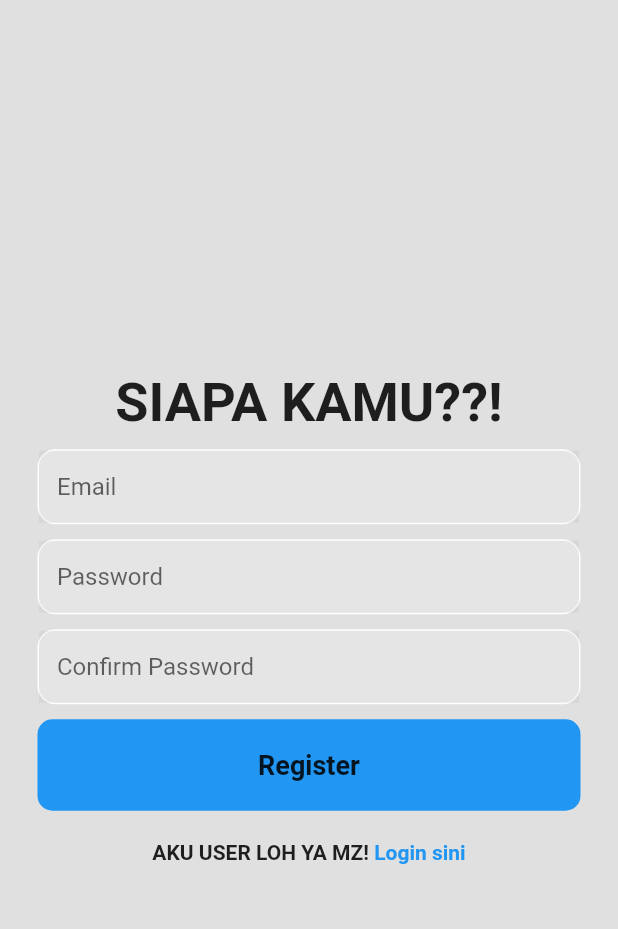
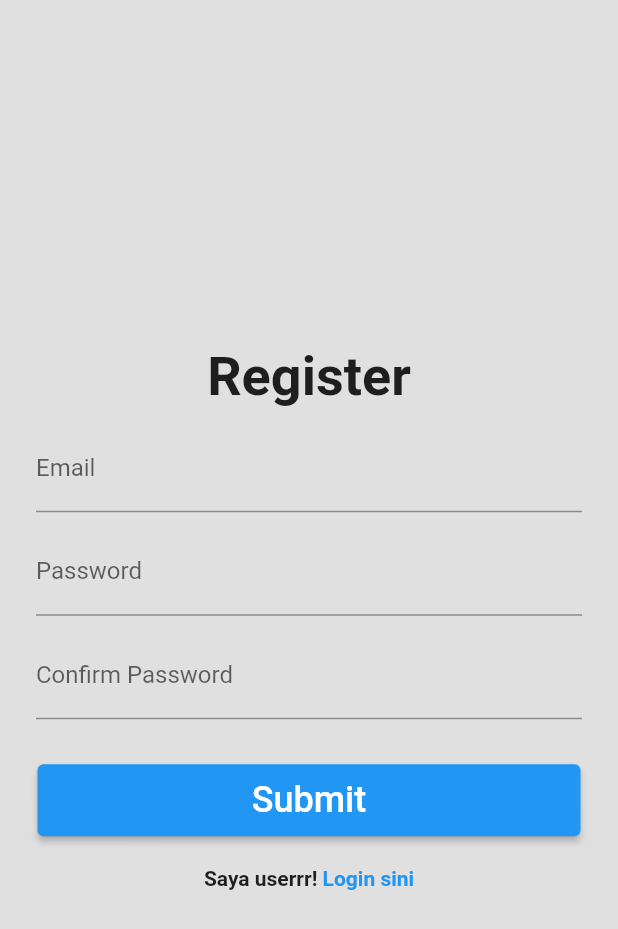
Before and after one commit to raihanadf/dart-intro, a Flutter app: the screen it shows after launch, after a tap on "Register sekarang", on a phone screen of 412 x 824 dp. Shown: the top 929 px of the screen. Run offline on Flutter 3.47's test engine with Material 2 defaults, Android fonts, the phone set to English and light mode, and no system bars; our stand-ins replace firebase_auth, firebase_core, geocoding, geolocator; missing offline and left inert: android_intent_plus; accounts and stored records are empty; network calls fail.

Commit message:
refactor: presentasi-friendly wwkwk

```diff
--- a/lib/auth/main_page.dart
+++ b/lib/auth/main_page.dart
@@ -2,7 +2,6 @@ import 'package:firebase_auth/firebase_auth.dart';
 import 'package:flutter/material.dart';
 import 'package:ongghuen/auth/auth_page.dart';
 import 'package:ongghuen/pages/home_page.dart';
-import 'package:ongghuen/pages/login_page.dart';
 
 void main(List<String> args) {
   runApp(const MainPage());
--- a/lib/pages/login_page.dart
+++ b/lib/pages/login_page.dart
@@ -49,7 +49,7 @@ class _LoginPageState extends State<LoginPage> {
               mainAxisAlignment: MainAxisAlignment.center,
               children: [
                 const Text(
-                  "Ongghuen??!",
+                  "TSA: End Game",
                   style: TextStyle(fontWeight: FontWeight.bold, fontSize: 36),
                 ),
 
@@ -58,7 +58,7 @@ class _LoginPageState extends State<LoginPage> {
                   height: 10,
                 ),
                 const Text(
-                  "Selamat datang, ngabs!",
+                  "Selamat datang!",
                   style: TextStyle(fontSize: 20),
                 ),
 
@@ -69,18 +69,12 @@ class _LoginPageState extends State<LoginPage> {
 
                 // ini input text atau form
                 Padding(
-                  padding: const EdgeInsets.symmetric(horizontal: 25),
-                  child: Container(
-                    decoration: BoxDecoration(
-                        color: Colors.grey[200],
-                        border: Border.all(color: Colors.white),
-                        borderRadius: BorderRadius.circular(12)),
+                  padding: const EdgeInsets.symmetric(horizontal: 24.0),
                   child: TextField(
                     controller: _emailController,
                     decoration: const InputDecoration(
-                          border: InputBorder.none,
-                          hintText: 'Email',
-                          filled: true),
+                      border: UnderlineInputBorder(),
+                      labelText: 'Email Anda',
                     ),
                   ),
                 ),
@@ -91,19 +85,13 @@ class _LoginPageState extends State<LoginPage> {
 
                 // ini input text atau form
                 Padding(
-                  padding: const EdgeInsets.symmetric(horizontal: 25),
-                  child: Container(
-                    decoration: BoxDecoration(
-                        color: Colors.grey[200],
-                        border: Border.all(color: Colors.white),
-                        borderRadius: BorderRadius.circular(12)),
+                  padding: const EdgeInsets.symmetric(horizontal: 24.0),
                   child: TextField(
+                    obscureText: true,
                     controller: _passController,
-                      obscureText: true,
                     decoration: const InputDecoration(
-                          border: InputBorder.none,
-                          hintText: 'Password',
-                          filled: true),
+                      border: UnderlineInputBorder(),
+                      labelText: 'Password Anda',
                     ),
                   ),
                 ),
--- a/lib/pages/register_page.dart
+++ b/lib/pages/register_page.dart
@@ -55,7 +55,7 @@ class _RegisterPageState extends State<RegisterPage> {
                 // ),
                 // text di atas
                 const Text(
-                  "SIAPA KAMU??!",
+                  "Register",
                   style: TextStyle(fontWeight: FontWeight.bold, fontSize: 36),
                 ),
 
@@ -66,18 +66,12 @@ class _RegisterPageState extends State<RegisterPage> {
 
                 // ini input text atau form
                 Padding(
-                  padding: const EdgeInsets.symmetric(horizontal: 25),
-                  child: Container(
-                    decoration: BoxDecoration(
-                        color: Colors.grey[200],
-                        border: Border.all(color: Colors.white),
-                        borderRadius: BorderRadius.circular(12)),
+                  padding: const EdgeInsets.symmetric(horizontal: 24.0),
                   child: TextField(
                     controller: _emailController,
                     decoration: const InputDecoration(
-                          border: InputBorder.none,
-                          hintText: 'Email',
-                          filled: true),
+                      border: UnderlineInputBorder(),
+                      labelText: 'Email',
                     ),
                   ),
                 ),
@@ -88,19 +82,13 @@ class _RegisterPageState extends State<RegisterPage> {
 
                 // ini input text atau form
                 Padding(
-                  padding: const EdgeInsets.symmetric(horizontal: 25),
-                  child: Container(
-                    decoration: BoxDecoration(
-                        color: Colors.grey[200],
-                        border: Border.all(color: Colors.white),
-                        borderRadius: BorderRadius.circular(12)),
+                  padding: const EdgeInsets.symmetric(horizontal: 24.0),
                   child: TextField(
+                    obscureText: true,
                     controller: _passController,
-                      obscureText: true,
                     decoration: const InputDecoration(
-                          border: InputBorder.none,
-                          hintText: 'Password',
-                          filled: true),
+                      border: UnderlineInputBorder(),
+                      labelText: 'Password',
                     ),
                   ),
                 ),
@@ -113,45 +101,36 @@ class _RegisterPageState extends State<RegisterPage> {
 
                 // ini input text atau form
                 Padding(
-                  padding: const EdgeInsets.symmetric(horizontal: 25),
-                  child: Container(
-                    decoration: BoxDecoration(
-                        color: Colors.grey[200],
-                        border: Border.all(color: Colors.white),
-                        borderRadius: BorderRadius.circular(12)),
+                  padding: const EdgeInsets.symmetric(horizontal: 24.0),
                   child: TextField(
+                    obscureText: true,
                     controller: _confirmPassController,
-                      obscureText: true,
                     decoration: const InputDecoration(
-                          border: InputBorder.none,
-                          hintText: 'Confirm Password',
-                          filled: true),
+                      border: UnderlineInputBorder(),
+                      labelText: 'Confirm Password',
                     ),
                   ),
                 ),
 
                 //
                 const SizedBox(
-                  height: 10,
+                  height: 30,
                 ),
                 //
 
                 Padding(
                   padding: const EdgeInsets.symmetric(horizontal: 25),
-                  child: GestureDetector(
-                    onTap: _signUp,
-                    child: Container(
-                      padding: const EdgeInsets.all(20),
-                      decoration: BoxDecoration(
-                          color: Colors.blue,
-                          borderRadius: BorderRadius.circular(10)),
-                      child: const Center(
+                  child: SizedBox(
+                    width: double.infinity,
+                    child: ElevatedButton(
+                        onPressed: _signUp,
+                        child: const Padding(
+                          padding: EdgeInsets.symmetric(vertical: 10),
                           child: Text(
-                        "Register",
-                        style: TextStyle(
-                            fontWeight: FontWeight.bold, fontSize: 18),
+                            "Submit",
+                            style: TextStyle(fontSize: 24),
+                          ),
                         )),
-                    ),
                   ),
                 ),
 
@@ -163,7 +142,7 @@ class _RegisterPageState extends State<RegisterPage> {
                   mainAxisAlignment: MainAxisAlignment.center,
                   children: [
                     const Text(
-                      "AKU USER LOH YA MZ! ",
+                      "Saya userrr! ",
                       style: TextStyle(
                         fontWeight: FontWeight.bold,
                       ),
```
Also changed, not shown: lib/pages/home_page.dart (+50 -15 lines). Lines whose indentation alone changed are shown as unchanged.
